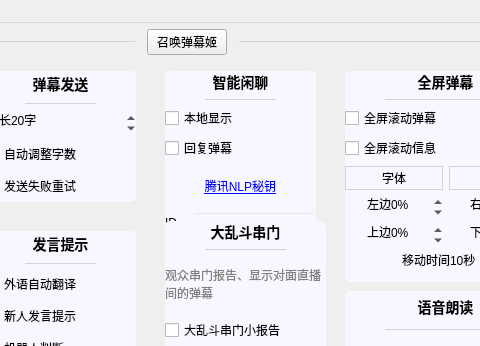
iwxyi/Bilibili-MagicalDanmaku, file mainwindow/mainwindow.ui: the form before one commit; both pictures show x 270 to 750 and y 0 to 346 of the 863 by 814 pixel window.
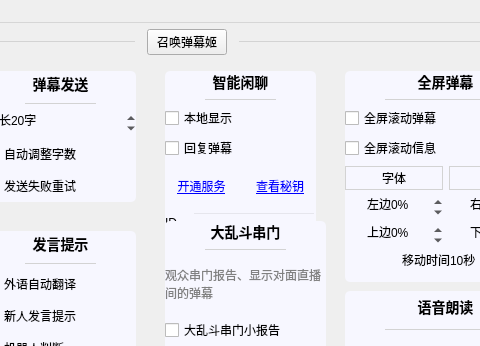
The form after the commit. Icons and pictures are not drawn. Custom widgets are drawn as their Qt base class.

The edit to the form file:
```diff
--- a/mainwindow/mainwindow.ui
+++ b/mainwindow/mainwindow.ui
@@ -1949,12 +1949,30 @@
               </widget>
              </item>
              <item>
+              <layout class="QHBoxLayout" name="horizontalLayout_69">
+               <item>
               <widget class="QLabel" name="label_60">
                <property name="toolTip">
+                  <string>开通腾讯NLP服务</string>
+                 </property>
+                 <property name="text">
+                  <string>&lt;html&gt;&lt;head/&gt;&lt;body&gt;&lt;p&gt;&lt;a href=&quot;https://console.cloud.tencent.com/nlp&quot;&gt;&lt;span style=&quot; text-decoration: underline; color:#0000ff;&quot;&gt;开通服务&lt;/span&gt;&lt;/a&gt;&lt;/p&gt;&lt;/body&gt;&lt;/html&gt;</string>
+                 </property>
+                 <property name="alignment">
+                  <set>Qt::AlignCenter</set>
+                 </property>
+                 <property name="openExternalLinks">
+                  <bool>true</bool>
+                 </property>
+                </widget>
+               </item>
+               <item>
+                <widget class="QLabel" name="label_61">
+                 <property name="toolTip">
                 <string>需要到 自然语言处理 开通服务，才能使用秘钥</string>
                </property>
                <property name="text">
-                <string>&lt;html&gt;&lt;head/&gt;&lt;body&gt;&lt;p&gt;&lt;a href=&quot;https://console.cloud.tencent.com/cam/capi&quot;&gt;&lt;span style=&quot; text-decoration: underline; color:#0000ff;&quot;&gt;腾讯NLP秘钥&lt;/span&gt;&lt;/a&gt;&lt;/p&gt;&lt;/body&gt;&lt;/html&gt;</string>
+                  <string>&lt;html&gt;&lt;head/&gt;&lt;body&gt;&lt;p&gt;&lt;a href=&quot;https://console.cloud.tencent.com/cam/capi&quot;&gt;&lt;span style=&quot; text-decoration: underline; color:#0000ff;&quot;&gt;查看秘钥&lt;/span&gt;&lt;/a&gt;&lt;/p&gt;&lt;/body&gt;&lt;/html&gt;</string>
                </property>
                <property name="alignment">
                 <set>Qt::AlignCenter</set>
@@ -1963,6 +1981,8 @@
                 <bool>true</bool>
                </property>
               </widget>
+               </item>
+              </layout>
              </item>
              <item>
               <layout class="QFormLayout" name="formLayout">
```
Lines whose indentation alone changed are shown as unchanged.
